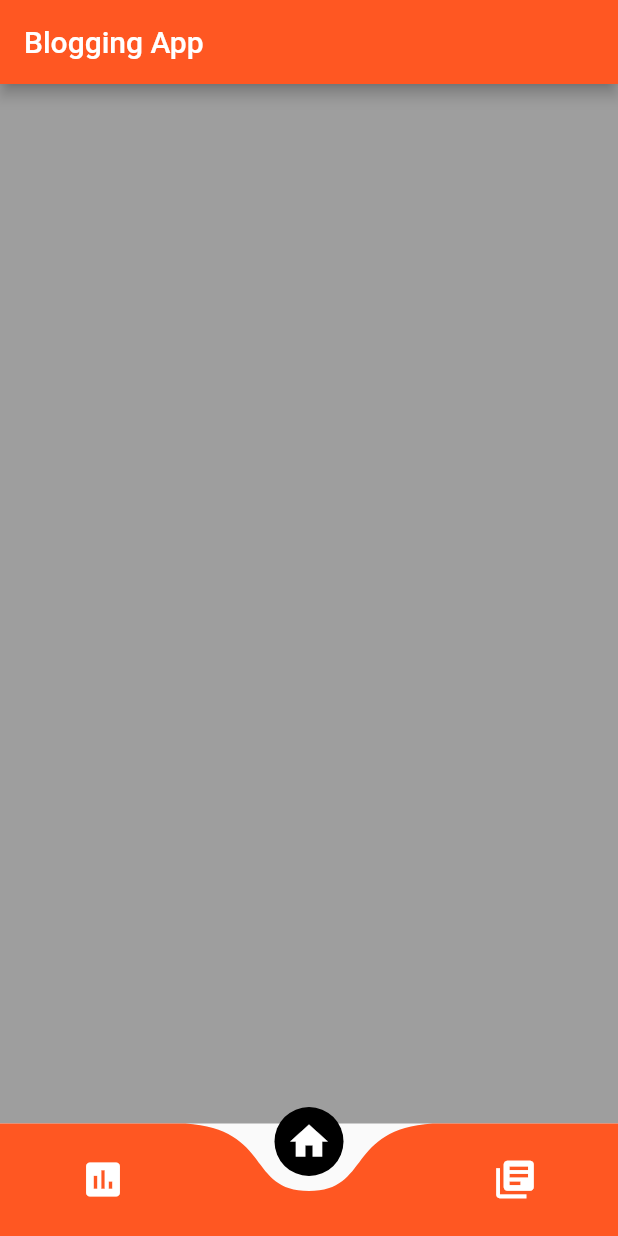
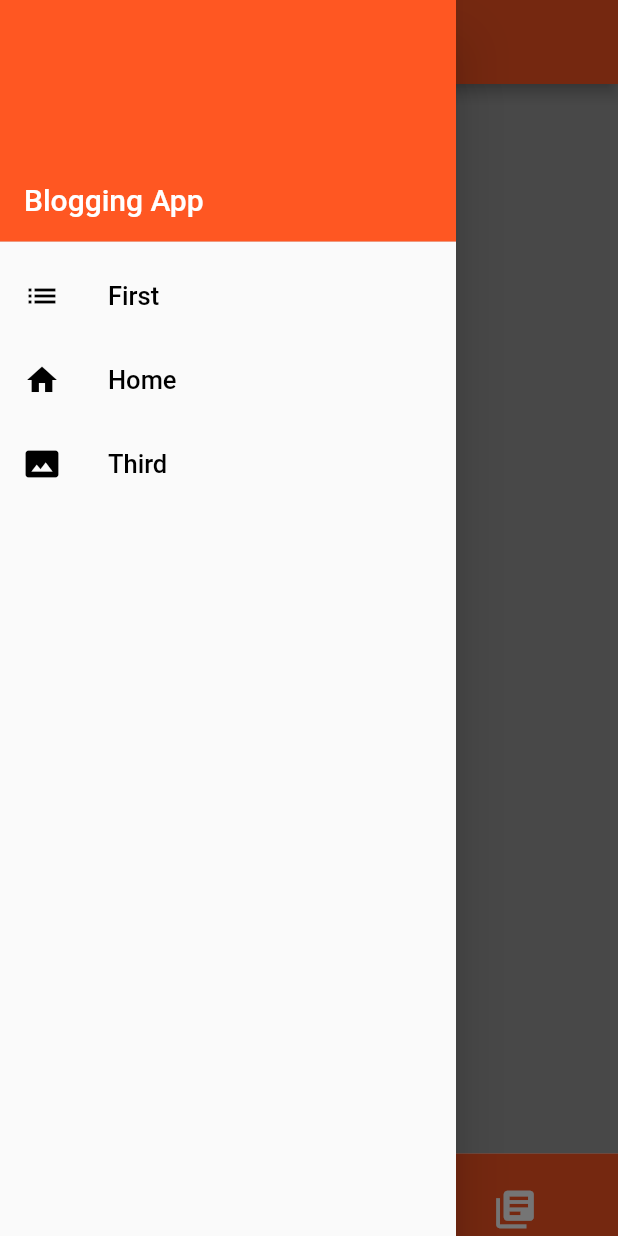
Before and after one commit to rhlsin/Blogging-App, a Flutter app: the screen it shows after launch, with the side drawer open (before the commit the screen has no drawer), on a phone screen of 412 x 824 dp. Run offline on Flutter 3.47's test engine with Material 2 defaults, Android fonts, the phone set to English and light mode, and no system bars; drawn by our look-alikes of curved_navigation_bar; our stand-ins replace cloud_firestore; accounts and stored records are empty.

Commit message:
second commit

```diff
--- a/lib/Home.dart
+++ b/lib/Home.dart
@@ -1,6 +1,5 @@
 import 'package:flutter/material.dart';
 import 'package:curved_navigation_bar/curved_navigation_bar.dart';
-import 'package:cloud_firestore/cloud_firestore.dart';
 import 'package:blogging_app/Pages/ItemOne.dart';
 import 'package:blogging_app/Pages/ItemTwo.dart';
 import 'package:blogging_app/Pages/ItemThree.dart';
@@ -37,15 +36,94 @@ class _HomeState extends State<Home>
         backgroundColor: Colors.deepOrange,
       ),
 
+      //Drawer
+      drawer: Drawer
+      (
+        child: ListView
+        (
+          children: <Widget>
+          [
+            UserAccountsDrawerHeader
+            (
+              accountEmail: null,
+              accountName: Text('Blogging App',
+              style: TextStyle
+              (
+                fontSize: 20.0
+              ),
+              ),
+
+              decoration: BoxDecoration
+              (
+                color: Colors.deepOrange,
+              ),
+            ),
+
+            ListTile
+            (
+              onTap: ()
+              {
+                Navigator.of(context).pop();
+                Navigator.of(context).push(new MaterialPageRoute(builder: (c)=>ItemOne()));
+              },
+              title: Text('First',
+              style: TextStyle
+              (
+                fontSize: 17.0,
+                color: Colors.black,
+              ),
+              ),
+              leading: Icon(Icons.list, color: Colors.black,),
+            ),
+
+            ListTile
+            (
+              onTap: ()
+              {
+                Navigator.of(context).pop();
+                Navigator.of(context).push(new MaterialPageRoute(builder: (c)=>Home()));
+              },
+              title: Text('Home',
+               style: TextStyle
+              (
+                fontSize: 17.0,
+                color: Colors.black,
+              ),
+              ),
+              leading: Icon(Icons.home, color: Colors.black,),
+            ),
+
+            ListTile
+            (
+              onTap: ()
+              {
+                Navigator.of(context).pop();
+                Navigator.of(context).push(new MaterialPageRoute(builder: (c)=>ItemThree()));
+              },
+              title: Text('Third',
+               style: TextStyle
+              (
+                fontSize: 17.0,
+                color: Colors.black,
+              ),
+              ),
+              leading: Icon(Icons.photo_size_select_actual, color: Colors.black,),
+            ),
+
+          ],
+        ),
+      ),
+
 
       body: pageOptions[_indexpage],
 
       bottomNavigationBar: CurvedNavigationBar
       (
-
+        height: 55.0,
         color: Colors.deepOrange,
         buttonBackgroundColor: Colors.black,
-        backgroundColor: Colors.transparent,
+        //backgroundColor: Colors.transparent,
+        backgroundColor: Colors.white,
         animationCurve: Curves.easeInOut,
         animationDuration: Duration(milliseconds: 400),
         index: 1,
@@ -69,5 +147,8 @@ class _HomeState extends State<Home>
 
 
     );
+
+
+
   }
 }
```
